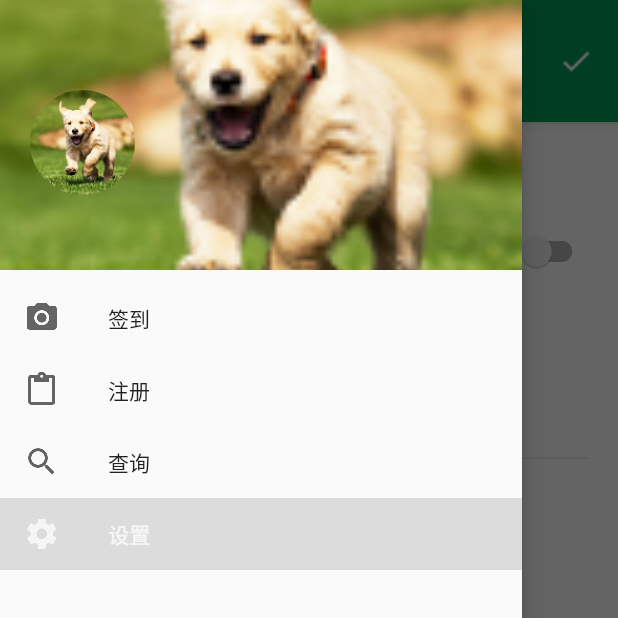
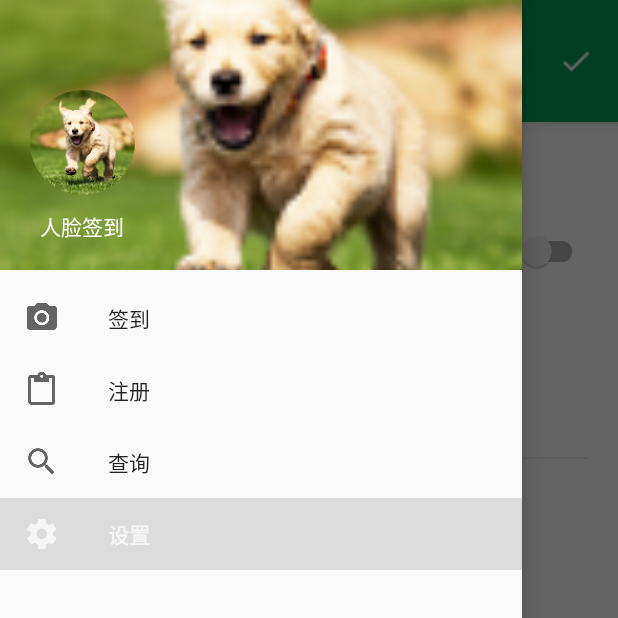
Before and after one commit to HiroshiNohara/Offline-face-attendance-application, an Android app: the SettingsActivity screen opened directly, with no data from a screen before it, with the side drawer open, on a phone screen of 412 x 824 dp, the top half of it. Run offline under Robolectric (Android 15) with nearby library versions, the phone set to English and light mode, and no system bars; our stand-ins replace CircleImageView; libraries missing offline, so code that uses them is left out: com.longsh.optionframelibrary, jp.wasabeef.glide, org.litepal; pictures from the network do not load; 3 statements that could not run were skipped.

Commit message:
Update README.md

```diff
--- a/FRA/app/src/main/java/com/android/fra/SettingsActivity.java
+++ b/FRA/app/src/main/java/com/android/fra/SettingsActivity.java
@@ -69,7 +69,7 @@ public class SettingsActivity extends BaseActivity {
         ImageView drawerImageView = (ImageView) headerLayout.findViewById(R.id.nav_header_image);
         TextView navTextView = (TextView) headerLayout.findViewById(R.id.nav_account);
         navView.setCheckedItem(R.id.nav_settings);
-        navTextView.setText(pref.getString("account", ""));
+        navTextView.setText(this.getString(R.string.app_name));
         Glide.with(this)
                 .load(R.drawable.nav_icon)
                 .apply(RequestOptions.bitmapTransform(new BlurTransformation(10, 5)))
```
Also changed, not shown: 1 other file.
